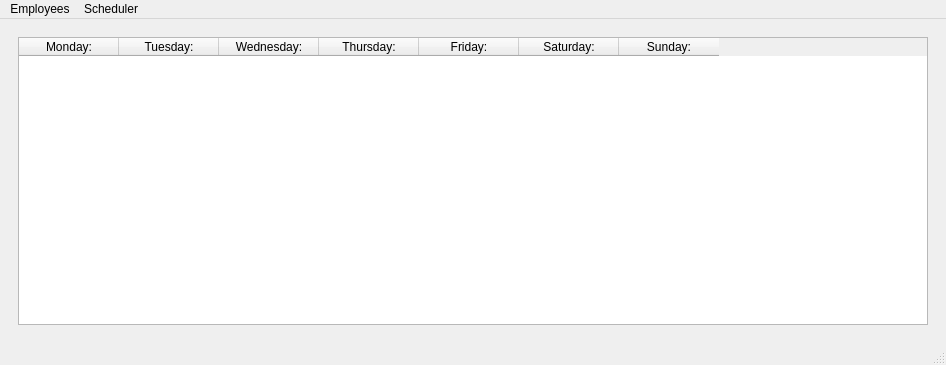
The window that mainwindow.ui (camwick/qdobaScheduler) describes before a commit, drawn with Qt 5.
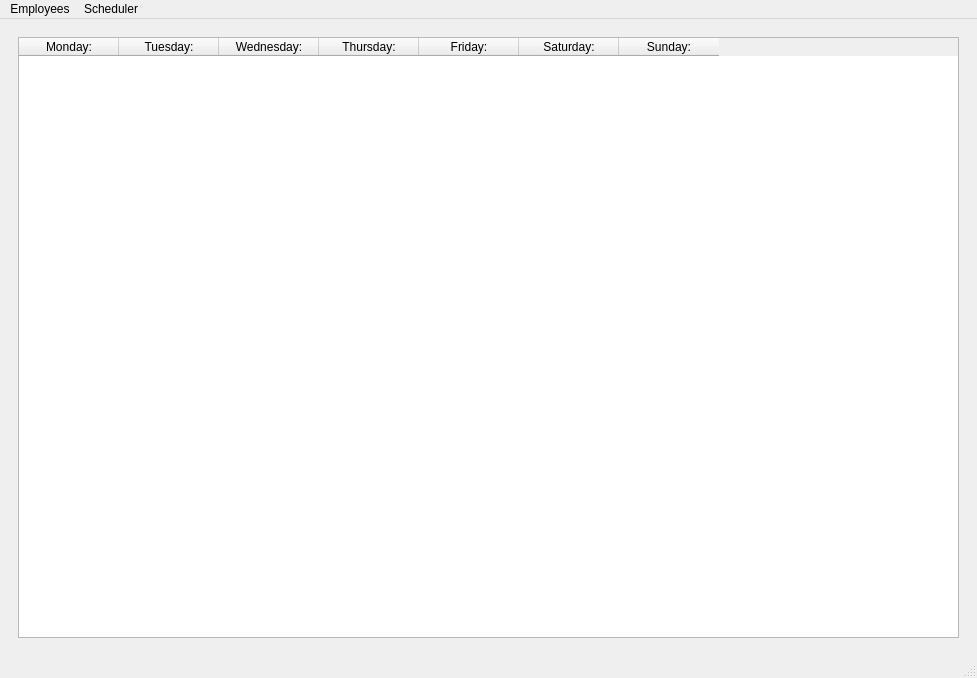
The same window after the commit.

Commit message: records load on startup

The edit to the form file:
```diff
--- a/mainwindow.ui
+++ b/mainwindow.ui
@@ -6,8 +6,8 @@
    <rect>
     <x>0</x>
     <y>0</y>
-    <width>946</width>
-    <height>365</height>
+    <width>977</width>
+    <height>678</height>
    </rect>
   </property>
   <property name="windowTitle">
@@ -184,7 +184,7 @@
     <rect>
      <x>0</x>
      <y>0</y>
-     <width>946</width>
+     <width>977</width>
      <height>21</height>
     </rect>
    </property>
```
The commit also changes 1 other file.
